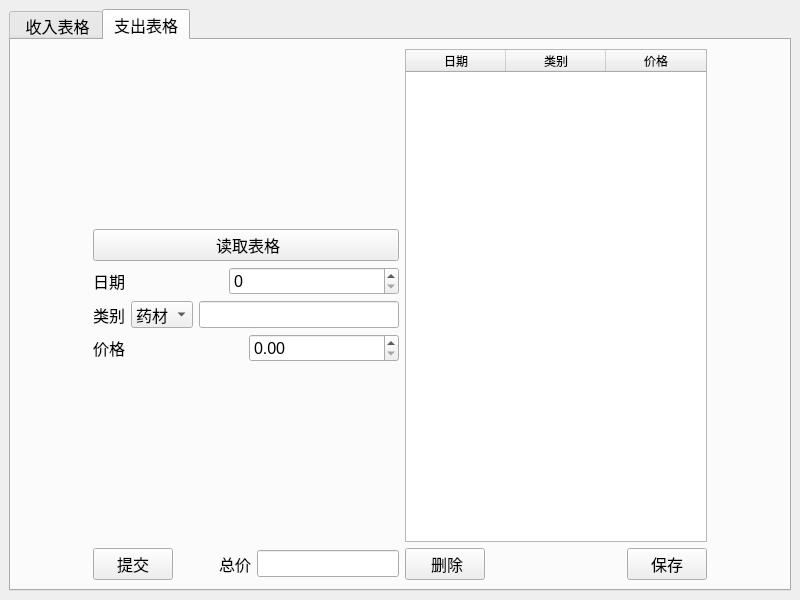
Before: the Qt Designer form hfx.ui in DongzhenHuangfu/My-Manage-App, drawn with Qt 5.
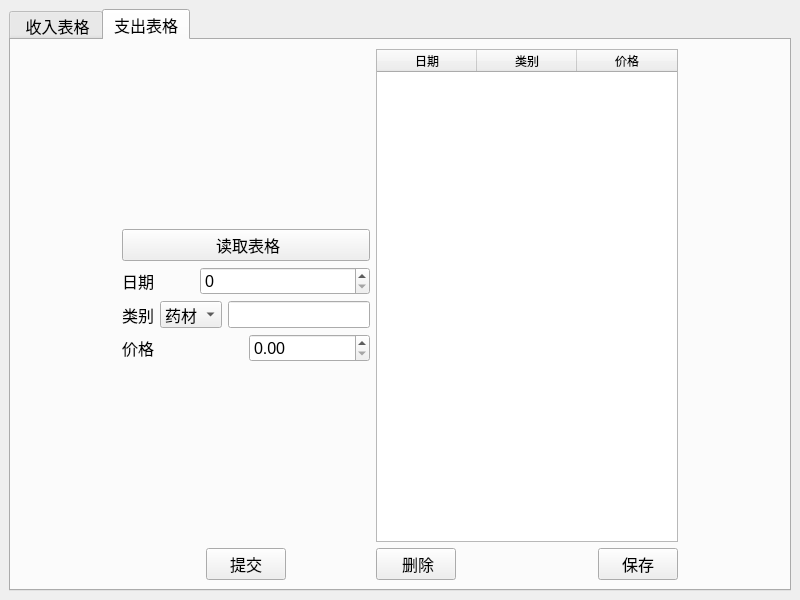
After: the same form once the commit is applied.

Commit message: feat: 不需要total，更改变量名

What changed in the file:
```diff
--- a/hfx.ui
+++ b/hfx.ui
@@ -800,6 +800,19 @@
           </item>
           <item>
            <layout class="QHBoxLayout" name="horizontalLayout_11">
+            <item>
+             <spacer name="horizontalSpacer_18">
+              <property name="orientation">
+               <enum>Qt::Horizontal</enum>
+              </property>
+              <property name="sizeHint" stdset="0">
+               <size>
+                <width>40</width>
+                <height>20</height>
+               </size>
+              </property>
+             </spacer>
+            </item>
             <item>
              <widget class="QPushButton" name="PushButtonSubmitOutcome">
               <property name="text">
@@ -820,16 +833,6 @@
               </property>
              </spacer>
             </item>
-            <item>
-             <widget class="QLabel" name="LabelTotalOutcome">
-              <property name="text">
-               <string>总价</string>
-              </property>
-             </widget>
-            </item>
-            <item>
-             <widget class="QLineEdit" name="LineEditOutcome"/>
-            </item>
            </layout>
           </item>
          </layout>
```
Left out of the diff: 2 changed lines with no effect on the pictures.
